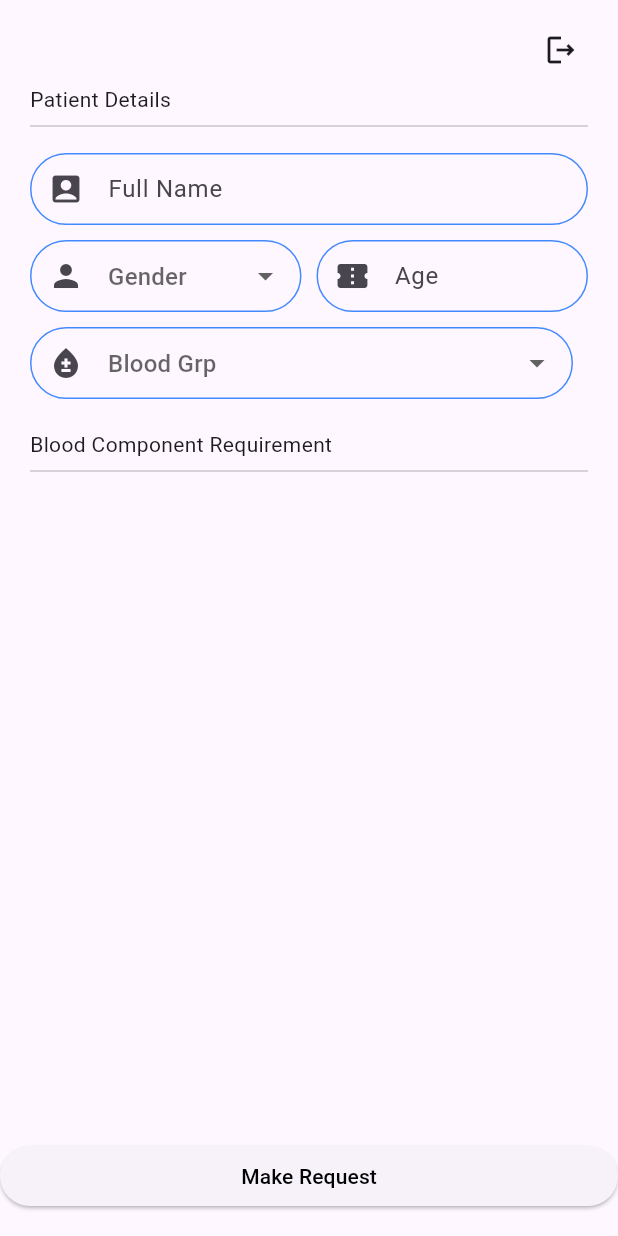
After one commit to DHIRAJJADHAV17/blood_donation_update, a Flutter app: the DonateListPages screen opened directly, after a tap on the "add" icon, on a phone screen of 412 x 824 dp. The commit adds this screen. Run offline on Flutter 3.47's test engine with Material 3 defaults, Android fonts, the phone set to English and light mode, and no system bars; our stand-ins replace cloud_firestore, firebase_auth, firebase_core, firebase_storage, fluttertoast, image_picker; accounts and stored records are empty.

Commit message:
with donating blood form

```diff
--- /dev/null
+++ b/lib/features/user_auth/presentation/pages/donate.dart
@@ -0,0 +1,160 @@
+import 'package:cloud_firestore/cloud_firestore.dart';
+import 'package:firebase_auth/firebase_auth.dart';
+import 'package:flutter/material.dart';
+
+import '../../../../global/common/toast.dart';
+import 'donateform.dart';
+
+class DonateListPages extends StatefulWidget {
+  static String id = 'donatelistpage';
+
+  @override
+  State<DonateListPages> createState() => _DonateListPagesState();
+}
+
+class _DonateListPagesState extends State<DonateListPages> {
+  @override
+  Widget build(BuildContext context) {
+    return Scaffold(
+      floatingActionButton: FloatingActionButton(
+        onPressed: () {
+          Navigator.push(
+              context, MaterialPageRoute(builder: (context) => DonateForm()));
+        },
+        child: Icon(Icons.add),
+      ),
+      appBar: AppBar(
+        automaticallyImplyLeading: false,
+        title: Container(
+          margin: EdgeInsets.only(top: 10.0, left: 10.0, right: 10.0),
+          child: Row(
+            mainAxisAlignment: MainAxisAlignment.end,
+            children: [
+              GestureDetector(
+                onTap: () {
+                  FirebaseAuth.instance.signOut();
+                  Navigator.pushNamed(context, "/login");
+                  showToast(message: "Successfully signed out");
+                },
+                child: Icon(
+                  Icons.logout_outlined,
+                ),
+              ),
+            ],
+          ),
+        ),
+      ),
+      body: StreamBuilder(
+        stream: FirebaseFirestore.instance
+            .collection('users')
+            .where('email', isEqualTo: FirebaseAuth.instance.currentUser!.email)
+            .snapshots(),
+        builder: (context, snapshot) {
+          if (snapshot.connectionState == ConnectionState.active) {
+            if (snapshot.hasData) {
+              return ListView.builder(
+                  itemCount: snapshot.data!.docs.length,
+                  itemBuilder: (context, index) {
+                    var document = snapshot.data!.docs[index];
+                    return Column(
+                      children: [
+                        Container(
+                          height: 100,
+                          margin:
+                              EdgeInsets.symmetric(horizontal: 15, vertical: 5),
+                          padding: EdgeInsets.all(10),
+                          decoration: BoxDecoration(
+                            color: Colors.yellow[100],
+                            borderRadius: BorderRadius.circular(10),
+                          ),
+                          child: Row(
+                            children: [
+                              CircleAvatar(
+                                child: Icon(Icons.bloodtype_outlined),
+                              ),
+                              Padding(
+                                padding: EdgeInsets.only(left: 15),
+                                child: Column(
+                                  crossAxisAlignment: CrossAxisAlignment.start,
+                                  mainAxisAlignment:
+                                      MainAxisAlignment.spaceBetween,
+                                  children: [
+                                    Text(
+                                      '${document['name']}',
+                                      style: TextStyle(
+                                        fontSize: 18,
+                                        fontWeight: FontWeight.bold,
+                                        color: Colors.green,
+                                      ),
+                                    ),
+                                    Text(
+                                      'Status:${document['status']}',
+                                      style: TextStyle(
+                                        fontSize: 14,
+                                        fontWeight: FontWeight.bold,
+                                        color: Colors.green,
+                                      ),
+                                    ),
+                                    Text(
+                                      'Blood:${document['blood']}',
+                                      style: TextStyle(
+                                        fontSize: 14,
+                                        fontWeight: FontWeight.bold,
+                                        color: Colors.green,
+                                      ),
+                                    )
+                                  ],
+                                ),
+                              ),
+                              Spacer(),
+                              Padding(
+                                padding: EdgeInsets.only(right: 10),
+                                child: Column(
+                                  crossAxisAlignment: CrossAxisAlignment.end,
+                                  mainAxisAlignment:
+                                      MainAxisAlignment.spaceBetween,
+                                  children: [
+                                    GestureDetector(
+                                      child: Icon(
+                                        Icons.delete_forever_rounded,
+                                        color: Colors.red,
+                                        size: 30.0,
+                                      ),
+                                      onTap: () {
+                                        FirebaseFirestore.instance
+                                            .collection('users')
+                                            .doc(document.id)
+                                            .delete()
+                                            .then((_) {
+                                          showToast(
+                                              message:
+                                                  "Document deleted successfully");
+                                        }).catchError((error) {
+                                          showToast(
+                                              message:
+                                                  "Failed to delete document");
+                                        });
+                                      },
+                                    ),
+                                  ],
+                                ),
+                              )
+                            ],
+                          ),
+                        ),
+                      ],
+                    );
+                  });
+            } else {
+              return Center(child: Text('No data found'));
+            }
+          } else {
+            return Center(
+              child: CircularProgressIndicator(),
+            );
+          }
+        },
+      ),
+    );
+  }
+}
--- /dev/null
+++ b/lib/features/user_auth/presentation/pages/donateform.dart
@@ -0,0 +1,226 @@
+import 'package:cloud_firestore/cloud_firestore.dart';
+import 'package:firebase_auth/firebase_auth.dart';
+import 'package:flutter/material.dart';
+import 'package:flutter_firebase/features/user_auth/presentation/widgets/form_container_widget.dart';
+import 'package:flutter_firebase/global/common/toast.dart';
+
+class DonateForm extends StatefulWidget {
+  static String id = 'Registration';
+
+  @override
+  State<DonateForm> createState() => _DonateFormState();
+}
+
+class _DonateFormState extends State<DonateForm> {
+  final GlobalKey<FormState> _formKey = GlobalKey<FormState>();
+  String? name;
+  String? age;
+  String? selectedGender;
+  String? bloodgrp;
+
+  late User loggedInuser;
+  List<String> genders = [
+    'Male',
+    'Female',
+    'Other',
+  ];
+
+  List<String> bloods = [
+    'A+',
+    'A-',
+    'B+',
+    'B-',
+    'O+',
+    'O-',
+  ];
+
+  void initState() {
+    super.initState();
+    currentuser();
+  }
+
+  void currentuser() async {
+    try {
+      final user = await FirebaseAuth.instance.currentUser;
+      if (user != null) {
+        loggedInuser = user;
+      }
+    } catch (e) {
+      print(e);
+    }
+  }
+
+  @override
+  Widget build(BuildContext context) {
+    return MaterialApp(
+      debugShowCheckedModeBanner: false,
+      home: Scaffold(
+        appBar: AppBar(
+          title: Container(
+            margin: EdgeInsets.only(top: 10.0, left: 10.0, right: 10.0),
+            child: Row(
+              mainAxisAlignment: MainAxisAlignment.end,
+              children: [
+                GestureDetector(
+                  onTap: () {
+                    FirebaseAuth.instance.signOut();
+                    Navigator.pushNamed(context, "/login");
+                    showToast(message: "Successfully signed out");
+                  },
+                  child: Icon(
+                    Icons.logout_outlined,
+                  ),
+                ),
+              ],
+            ),
+          ),
+        ),
+        body: SafeArea(
+          child: SingleChildScrollView(
+            child: Padding(
+              padding: const EdgeInsets.symmetric(horizontal: 20.0),
+              child: Form(
+                key: _formKey,
+                child: Column(
+                  crossAxisAlignment: CrossAxisAlignment.start,
+                  children: [
+                    Text('Patient Details'),
+                    Divider(),
+                    SizedBox(height: 10.0),
+                    TextFormField(
+                      textAlign: TextAlign.left,
+                      onChanged: (value) {
+                        name = value;
+                      },
+                      decoration: customElevate(
+                        'Full Name',
+                        Icons.account_box_rounded,
+                      ),
+                      validator: (value) {
+                        // Add validation for required field
+                        if (value == null || value.isEmpty) {
+                          return 'Enter Patient Name';
+                        }
+                        return null;
+                      },
+                    ),
+                    SizedBox(height: 10.0),
+                    Row(
+                      children: [
+                        Expanded(
+                          child: DropdownButtonFormField<String>(
+                            value: selectedGender,
+                            onChanged: (newValue) {
+                              setState(() {
+                                selectedGender = newValue;
+                              });
+                            },
+                            items: genders.map((gender) {
+                              return DropdownMenuItem<String>(
+                                value: gender,
+                                child: Text(gender),
+                              );
+                            }).toList(),
+                            decoration: customElevate('Gender', Icons.person),
+                            validator: (value) {
+                              // Add validation for required field
+                              if (value == null || value.isEmpty) {
+                                return 'Select Gender';
+                              }
+                              return null;
+                            },
+                          ),
+                        ),
+                        SizedBox(width: 10.0),
+                        Expanded(
+                          child: TextFormField(
+                            textAlign: TextAlign.left,
+                            onChanged: (value) {
+                              age = value;
+                            },
+                            decoration:
+                                customElevate('Age', Icons.confirmation_number),
+                            validator: (value) {
+                              // Add validation for required field
+                              if (value == null || value.isEmpty) {
+                                return 'Enter Patient Age';
+                              }
+                              return null;
+                            },
+                          ),
+                        ),
+                      ],
+                    ),
+                    SizedBox(height: 10.0),
+                    Row(
+                      children: [
+                        Expanded(
+                          child: DropdownButtonFormField<String>(
+                            value: bloodgrp,
+                            onChanged: (newValue) {
+                              setState(() {
+                                bloodgrp = newValue;
+                              });
+                            },
+                            items: bloods.map((blood) {
+                              return DropdownMenuItem<String>(
+                                value: blood,
+                                child: Text(blood),
+                              );
+                            }).toList(),
+                            decoration:
+                                customElevate('Blood Grp', Icons.bloodtype),
+                            validator: (value) {
+                              // Add validation for required field
+                              if (value == null || value.isEmpty) {
+                                return 'Select Blood Group';
+                              }
+                              return null;
+                            },
+                          ),
+                        ),
+                        SizedBox(width: 10.0),
+                      ],
+                    ),
+                    SizedBox(height: 20.0),
+                    Text('Blood Component Requirement'),
+                    Divider(),
+                    SizedBox(height: 10.0),
+                  ],
+                ),
+              ),
+            ),
+          ),
+        ),
+        bottomNavigationBar: Padding(
+          padding: EdgeInsets.symmetric(vertical: 16.0),
+          child: ElevatedButton(
+            onPressed: () async {
+              if (_formKey.currentState!.validate()) {
+                try {
+                  await FirebaseFirestore.instance.collection('users').add({
+                    'name': name,
+                    'gender': selectedGender,
+                    'status': 'Pending',
+                    'email': loggedInuser.email,
+                    'bloodgrp': bloodgrp,
+                    'age': age,
+                  });
+                  // Delay for 1 second and then redirect to dashboard
+                  Navigator.pushNamed(context, '/listpage');
+                  showToast(message: 'request generated will contact you soon');
+                } catch (error) {
+                  print('Error adding user to Firestore: $error');
+                }
+              }
+            },
+            child: Text(
+              'Make Request',
+              style: TextStyle(color: Colors.black),
+            ),
+          ),
+        ),
+      ),
+    );
+  }
+}
--- a/pubspec.yaml
+++ b/pubspec.yaml
@@ -43,6 +43,7 @@ dependencies:
   font_awesome_flutter: ^10.6.0
   google_sign_in: ^6.1.5
   random_string: ^2.3.1
+  image_picker: ^1.0.7
 
 dev_dependencies:
   flutter_test:
```
Also changed, not shown: lib/features/user_auth/presentation/pages/customer_fill.dart (+68 -50 lines), lib/features/user_auth/presentation/pages/dashboard.dart (+21 -21 lines), lib/features/user_auth/presentation/pages/sign_up_page.dart (+92 -1 lines), lib/features/user_auth/presentation/widgets/components.dart (added, +59 -0 lines), lib/features/user_auth/presentation/widgets/form_container_widget.dart (+10 -18 lines), pubspec.lock.
